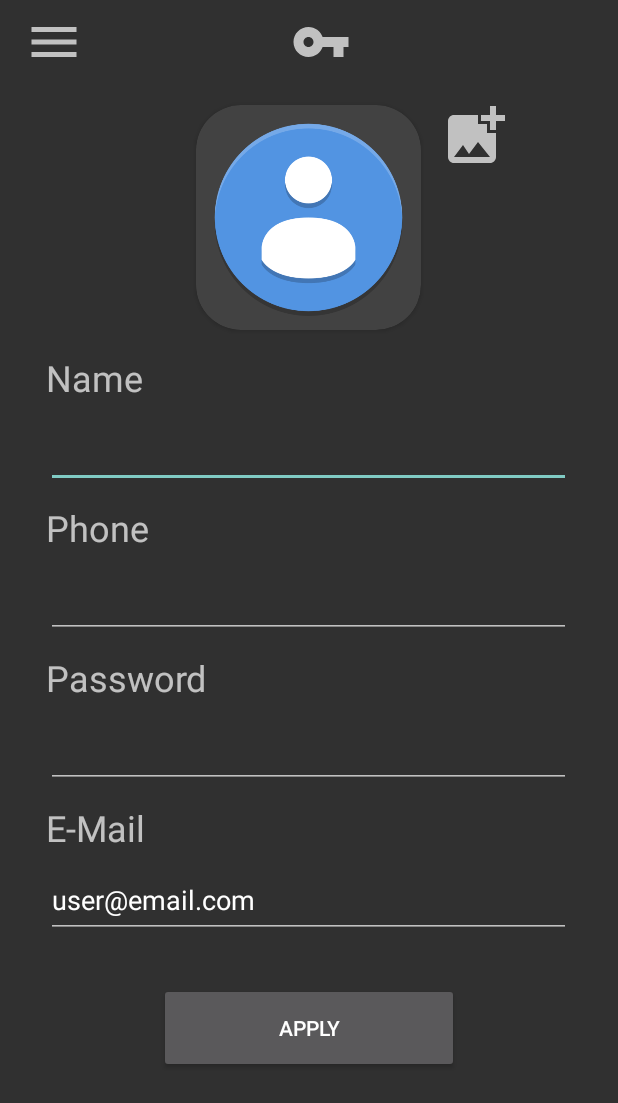
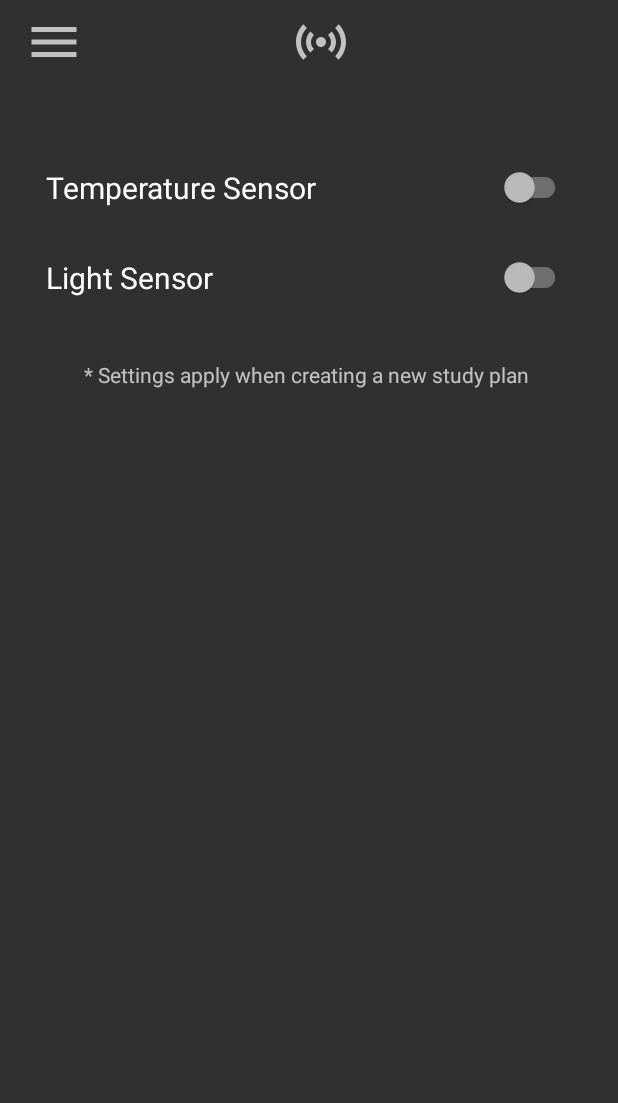
Before and after one commit to AfonsoCunha22/EstudassesPlus, an Android app: the layout activity_sensor_settings.xml on its own in the app's theme, with its tools: preview values and no code run, on a phone screen of 412 x 824 dp. Shown: the top 1103 px of the screen. Run offline under Robolectric (Android 15) with nearby library versions, the phone set to English and light mode, and no system bars.

Commit message:
Added a sensor settings activity, fixed a few flow errors.

```diff
--- a/app/src/main/AndroidManifest.xml
+++ b/app/src/main/AndroidManifest.xml
@@ -11,7 +11,8 @@
         android:roundIcon="@mipmap/ic_launcher_round"
         android:supportsRtl="true"
         android:theme="@style/Theme.CMProjeto">
-        <activity android:name=".AccountSettingsActivity"></activity>
+        <activity android:name=".SensorSettingsActivity"></activity>
+        <activity android:name=".AccountSettingsActivity" />
         <activity android:name=".SettingsActivity" />
         <activity android:name=".SplashScreenActivity">
             <intent-filter>
--- a/app/src/main/java/com/example/cmprojeto/AccountSettingsActivity.java
+++ b/app/src/main/java/com/example/cmprojeto/AccountSettingsActivity.java
@@ -9,6 +9,7 @@ import android.graphics.BitmapFactory;
 import android.net.Uri;
 import android.os.Bundle;
 import android.view.Gravity;
+import android.widget.Button;
 import android.widget.EditText;
 import android.widget.ImageButton;
 import android.widget.ImageView;
@@ -25,12 +26,17 @@ public class AccountSettingsActivity extends AppCompatActivity {
 
     EditText emailField;
 
+    Button session, settings;
+
     @Override
     protected void onCreate(Bundle savedInstanceState) {
         super.onCreate(savedInstanceState);
         setContentView(R.layout.activity_account_settings);
 
         openMenu = (ImageView) findViewById(R.id.openMenu);
+        session = (Button) findViewById(R.id.sessionsMenu);
+        settings = (Button) findViewById(R.id.settingsMenu);
+
         drawer = (DrawerLayout) findViewById(R.id.drawer);
         drawer.closeDrawer(Gravity.LEFT);
 
@@ -47,6 +53,19 @@ public class AccountSettingsActivity extends AppCompatActivity {
         });
 
         openMenu.setOnClickListener(v -> drawer.openDrawer(Gravity.LEFT));
+
+        // Menu Buttons
+        session.setOnClickListener(v -> {
+            drawer.closeDrawer(Gravity.LEFT);
+            Intent intent = new Intent(getApplicationContext(), SessionActivity.class);
+            startActivity(intent);
+        });
+
+        settings.setOnClickListener(v -> {
+            drawer.closeDrawer(Gravity.LEFT);
+            Intent intent = new Intent(getApplicationContext(), SettingsActivity.class);
+            startActivity(intent);
+        });
     }
 
     @Override
--- a/app/src/main/java/com/example/cmprojeto/NewSessionActivity.java
+++ b/app/src/main/java/com/example/cmprojeto/NewSessionActivity.java
@@ -23,8 +23,8 @@ public class NewSessionActivity extends AppCompatActivity implements TimePickerD
         setContentView(R.layout.activity_new_session);
 
         confirm = (Button) findViewById(R.id.confirm_button);
-        timeP = (ImageView) findViewById(R.id.timeButton);
-        selectedTime = (TextView) findViewById(R.id.selectedTime);
+        //timeP = (ImageView) findViewById(R.id.timeButton);
+        //selectedTime = (TextView) findViewById(R.id.selectedTime);
         selectedTime.setText(R.string.pls_time);
         confirm.setOnClickListener(new View.OnClickListener() {
             @Override
--- /dev/null
+++ b/app/src/main/java/com/example/cmprojeto/SensorSettingsActivity.java
@@ -0,0 +1,51 @@
+package com.example.cmprojeto;
+
+import androidx.appcompat.app.AppCompatActivity;
+import androidx.appcompat.widget.SwitchCompat;
+import androidx.drawerlayout.widget.DrawerLayout;
+
+import android.content.Intent;
+import android.os.Bundle;
+import android.view.Gravity;
+import android.widget.Button;
+import android.widget.ImageView;
+
+public class SensorSettingsActivity extends AppCompatActivity {
+    DrawerLayout drawer;
+    ImageView openMenu;
+
+    SwitchCompat tempSwitch, lightSwitch;
+
+    Button session, settings;
+
+    @Override
+    protected void onCreate(Bundle savedInstanceState) {
+        super.onCreate(savedInstanceState);
+        setContentView(R.layout.activity_sensor_settings);
+
+        openMenu = (ImageView) findViewById(R.id.openMenu);
+        session = (Button) findViewById(R.id.sessionsMenu);
+        settings = (Button) findViewById(R.id.settingsMenu);
+
+        drawer = (DrawerLayout) findViewById(R.id.drawer);
+        drawer.closeDrawer(Gravity.LEFT);
+
+        tempSwitch = (SwitchCompat) findViewById(R.id.tempSwitch);
+        lightSwitch = (SwitchCompat) findViewById(R.id.lightSwitch);
+
+        openMenu.setOnClickListener(v -> drawer.openDrawer(Gravity.LEFT));
+
+        // Menu Buttons
+        session.setOnClickListener(v -> {
+            drawer.closeDrawer(Gravity.LEFT);
+            Intent intent = new Intent(getApplicationContext(), SessionActivity.class);
+            startActivity(intent);
+        });
+
+        settings.setOnClickListener(v -> {
+            drawer.closeDrawer(Gravity.LEFT);
+            Intent intent = new Intent(getApplicationContext(), SettingsActivity.class);
+            startActivity(intent);
+        });
+    }
+}
--- a/app/src/main/java/com/example/cmprojeto/SettingsActivity.java
+++ b/app/src/main/java/com/example/cmprojeto/SettingsActivity.java
@@ -51,7 +51,11 @@ public class SettingsActivity extends AppCompatActivity {
         btnAccount.setOnClickListener(v -> {
             Intent intent = new Intent(getApplicationContext(), AccountSettingsActivity.class);
             startActivity(intent);
-            System.out.println("Tamos ai");
+        });
+
+        btnSensors.setOnClickListener(v -> {
+            Intent intent = new Intent(getApplicationContext(), SensorSettingsActivity.class);
+            startActivity(intent);
         });
 
         // Menu Buttons
--- a/app/src/main/res/layout/activity_account_settings.xml
+++ b/app/src/main/res/layout/activity_sensor_settings.xml
@@ -10,7 +10,7 @@
     <RelativeLayout
         android:layout_width="match_parent"
         android:layout_height="match_parent"
-        tools:context=".AccountSettingsActivity">
+        tools:context=".SensorSettingsActivity">
 
         <androidx.appcompat.widget.Toolbar
             android:layout_width="match_parent"
@@ -34,134 +34,40 @@
                     android:layout_width="40dp"
                     android:layout_height="40dp"
                     android:layout_centerHorizontal="true"
-                    android:src="@drawable/ic_set_key" />
+                    android:src="@drawable/ic_set_sensors" />
             </RelativeLayout>
-
         </androidx.appcompat.widget.Toolbar>
 
-        <androidx.cardview.widget.CardView
-            android:id="@+id/userImageContainer"
-            android:layout_width="150dp"
-            android:layout_height="150dp"
+        <TextView
+            android:id="@+id/sensorWarning"
+            android:layout_width="300dp"
+            android:layout_height="wrap_content"
             android:layout_centerHorizontal="true"
-            android:layout_marginTop="70dp"
-            app:cardCornerRadius="30dp">
+            android:layout_below="@id/lightSwitch"
+            android:layout_marginTop="30dp"
+            android:text="* Settings apply when creating a new study plan"
+            android:textSize="14sp" />
 
-            <ImageView
-                android:id="@+id/userImage"
-                android:layout_width="150dp"
-                android:layout_height="150dp"
-                android:scaleType="centerCrop"
-                android:adjustViewBounds="true"
-                app:srcCompat="@drawable/avatar_default" />
-
-        </androidx.cardview.widget.CardView>
-
-        <ImageButton
-            android:id="@+id/btnImage"
-            android:layout_width="50dp"
-            android:layout_height="70dp"
-            android:layout_alignParentTop="true"
-            android:layout_alignParentEnd="true"
-            android:layout_marginTop="55dp"
-            android:layout_marginEnd="60dp"
-            style="@style/Widget.AppCompat.Button.Borderless"
-            android:layout_toEndOf="@id/userImageContainer"
-            app:srcCompat="@drawable/ic_acc_set_image" />
-
-        <ScrollView
-            android:layout_width="match_parent"
-            android:layout_height="wrap_content"
-            android:layout_marginTop="235dp">
-
-            <RelativeLayout
-                android:layout_width="match_parent"
-                android:layout_height="wrap_content" >
-
-                <TextView
-                    android:id="@+id/nameLabel"
-                    android:layout_width="350dp"
-                    android:layout_height="40dp"
-                    android:labelFor="@id/nameField"
-                    android:layout_centerHorizontal="true"
-                    android:textSize="24sp"
-                    android:text="Name" />
-
-                <EditText
-                    android:id="@+id/nameField"
+        <androidx.appcompat.widget.SwitchCompat
+            android:id="@+id/tempSwitch"
             android:layout_width="350dp"
             android:layout_height="50dp"
-                    android:layout_below="@id/nameLabel"
-                    android:layout_centerHorizontal="true" />
+            android:layout_centerHorizontal="true"
+            android:layout_marginTop="100dp"
+            android:text="Temperature Sensor"
+            android:textSize="20sp"
+            android:thumbTextPadding="100dp" />
 
-                <TextView
-                    android:id="@+id/phoneLabel"
-                    android:layout_width="350dp"
-                    android:layout_height="40dp"
-                    android:layout_marginTop="10dp"
-                    android:labelFor="@id/phoneField"
-                    android:layout_below="@id/nameField"
-                    android:layout_centerHorizontal="true"
-                    android:textSize="24sp"
-                    android:text="Phone"/>
-
-                <EditText
-                    android:id="@+id/phoneField"
+        <androidx.appcompat.widget.SwitchCompat
+            android:id="@+id/lightSwitch"
             android:layout_width="350dp"
             android:layout_height="50dp"
-                    android:ems="10"
-                    android:inputType="phone"
-                    android:layout_below="@id/phoneLabel"
-                    android:layout_centerHorizontal="true" />
-
-                <TextView
-                    android:id="@+id/passLabel"
-                    android:layout_width="350dp"
-                    android:layout_height="40dp"
             android:layout_marginTop="10dp"
-                    android:labelFor="@id/passField"
-                    android:layout_below="@id/phoneField"
+            android:layout_below="@id/tempSwitch"
             android:layout_centerHorizontal="true"
-                    android:textSize="24sp"
-                    android:text="Password" />
-
-                <EditText
-                    android:id="@+id/passField"
-                    android:layout_width="350dp"
-                    android:layout_height="50dp"
-                    android:layout_below="@id/passLabel"
-                    android:inputType="textPassword"
-                    android:layout_centerHorizontal="true" />
-
-                <TextView
-                    android:id="@+id/emailLabel"
-                    android:layout_width="350dp"
-                    android:layout_height="40dp"
-                    android:layout_marginTop="10dp"
-                    android:labelFor="@id/emailLabel"
-                    android:layout_below="@id/passField"
-                    android:layout_centerHorizontal="true"
-                    android:textSize="24sp"
-                    android:text="E-Mail" />
-
-                <EditText
-                    android:id="@+id/emailField"
-                    android:layout_width="350dp"
-                    android:layout_height="50dp"
-                    android:layout_below="@id/emailLabel"
-                    android:inputType="textEmailAddress"
-                    android:text="user@email.com"
-                    android:layout_centerHorizontal="true" />
-
-                <Button
-                    android:layout_width="200dp"
-                    android:layout_height="60dp"
-                    android:layout_below="@id/emailField"
-                    android:layout_centerHorizontal="true"
-                    android:layout_marginTop="30dp"
-                    android:text="Apply"/>
-            </RelativeLayout>
-        </ScrollView>
+            android:text="Light Sensor"
+            android:textSize="20sp"
+            android:thumbTextPadding="100dp" />
     </RelativeLayout>
 
     <com.google.android.material.navigation.NavigationView
```
Lines whose indentation alone changed are shown as unchanged.
